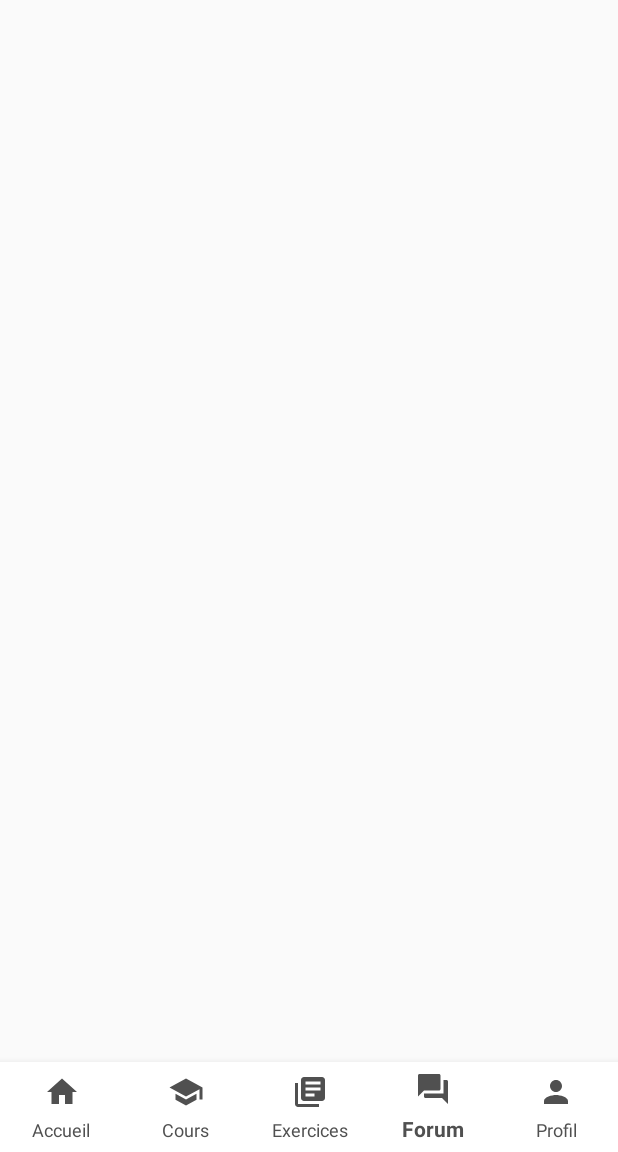
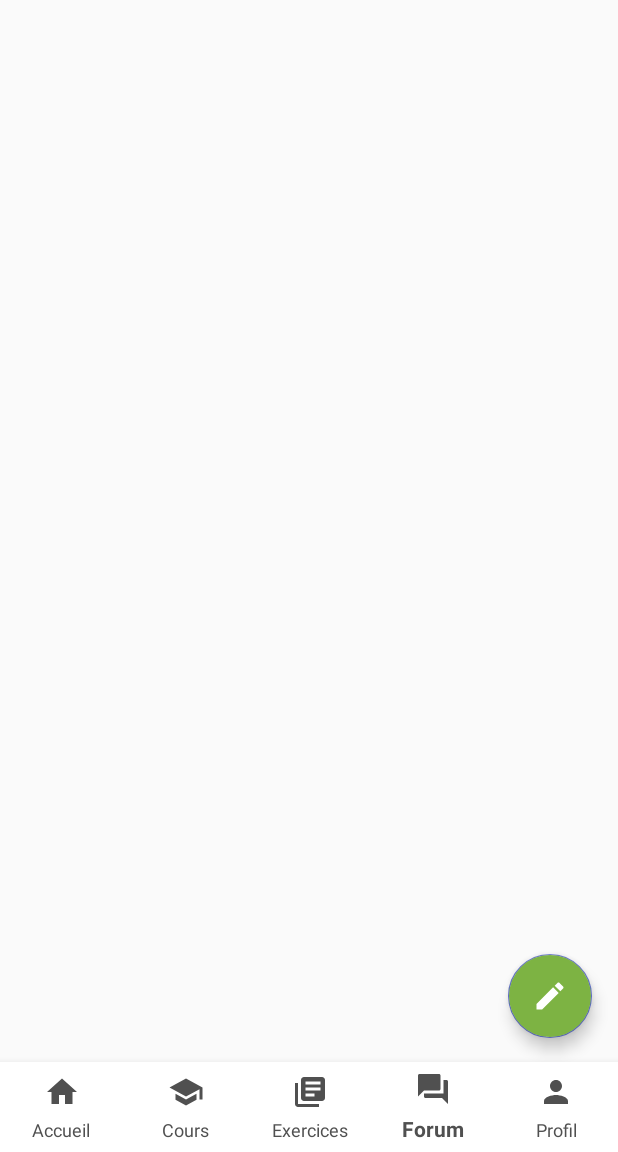
Before and after one commit to MestaouiYassine/ProgrammationC, an Android app: the screen it shows after launch once a user with an empty profile is signed in (HomeActivity), item 4 of the bottom bar chosen, on a phone screen of 412 x 824 dp, the part 84-1236 px from its top. Run offline under Robolectric (Android 15) with nearby library versions, the phone set to English and light mode, and no system bars; our stand-ins replace CircleImageView, Firebase (no records; nobody signed in at launch, a user with empty details on screens opened directly); pictures from the network do not load.

Commit message:
forum halfway there

```diff
--- a/app/build.gradle
+++ b/app/build.gradle
@@ -35,6 +35,7 @@ dependencies {
     implementation 'com.google.firebase:firebase-auth:19.3.1'
     implementation 'com.google.firebase:firebase-database:19.3.0'
     implementation 'com.google.firebase:firebase-storage:19.1.1'
+    implementation 'com.firebaseui:firebase-ui-database:6.2.1'
     implementation 'com.google.android.gms:play-services-auth:18.0.0'
     implementation 'androidx.appcompat:appcompat:1.1.0'
     implementation 'com.google.android.material:material:1.1.0'
--- a/app/src/main/java/com/projet/programmationenc/EditProfileFragment.java
+++ b/app/src/main/java/com/projet/programmationenc/EditProfileFragment.java
@@ -46,6 +46,7 @@ import com.theartofdev.edmodo.cropper.CropImage;
 import java.io.ByteArrayOutputStream;
 import java.io.IOException;
 
+import de.hdodenhof.circleimageview.CircleImageView;
 import retrofit2.Call;
 import retrofit2.Callback;
 import retrofit2.Response;
@@ -57,7 +58,7 @@ public class EditProfileFragment extends Fragment {
     private static final String TAG = "EditProfileFragment";
     private FirebaseUser user;
     private String firstnameedit, lastnameedit;
-    private ImageView imgvavataredit;
+    private CircleImageView imgvavataredit;
     private TextInputLayout edtlastnameedit, edtfirstnameedit;
     private TextView txtvchangeavatar;
     private Button btnconfirmedit;
--- a/app/src/main/java/com/projet/programmationenc/ForumFragment.java
+++ b/app/src/main/java/com/projet/programmationenc/ForumFragment.java
@@ -4,16 +4,33 @@ import android.os.Bundle;
 import android.view.LayoutInflater;
 import android.view.View;
 import android.view.ViewGroup;
+import android.widget.TextView;
 
 import androidx.annotation.NonNull;
 import androidx.annotation.Nullable;
 import androidx.fragment.app.Fragment;
+import androidx.recyclerview.widget.LinearLayoutManager;
 import androidx.recyclerview.widget.RecyclerView;
+
+import com.bumptech.glide.Glide;
+import com.bumptech.glide.request.RequestOptions;
+import com.firebase.ui.database.FirebaseRecyclerAdapter;
+import com.firebase.ui.database.FirebaseRecyclerOptions;
+import com.google.android.material.floatingactionbutton.FloatingActionButton;
+import com.google.firebase.auth.FirebaseAuth;
+import com.google.firebase.auth.FirebaseUser;
+import com.google.firebase.database.FirebaseDatabase;
+import com.google.firebase.database.Query;
+
+import de.hdodenhof.circleimageview.CircleImageView;
 
 public class ForumFragment extends Fragment {
     private RecyclerView rvforum;
-    private RecyclerView.Adapter rvadapter;
     private RecyclerView.LayoutManager rvmanager;
+    private FirebaseRecyclerOptions<Post> options;
+    private FirebaseRecyclerAdapter firebaseRecyclerAdapter;
+    private FloatingActionButton fabpost;
+    private FirebaseUser user;
     @Nullable
     @Override
     public View onCreateView(@NonNull LayoutInflater inflater, @Nullable ViewGroup container, @Nullable Bundle savedInstanceState) {
@@ -25,6 +42,74 @@ public class ForumFragment extends Fragment {
     public void onViewCreated(@NonNull View view, @Nullable Bundle savedInstanceState) {
         super.onViewCreated(view, savedInstanceState);
 
+        user = FirebaseAuth.getInstance().getCurrentUser();
+
+        rvforum = view.findViewById(R.id.rvforum);
+        rvmanager = new LinearLayoutManager(getContext());
+        fabpost = view.findViewById(R.id.fabpost);
+
+        fabpost.setOnClickListener(new View.OnClickListener() {
+            @Override
+            public void onClick(View view) {
+                getActivity().getSupportFragmentManager().beginTransaction().replace(R.id.fragcontainer, new AddPostFragment()).addToBackStack(null).commit();
+            }
+        });
+
+        Query query = FirebaseDatabase.getInstance().getReference().child("Posts");
+        options = new FirebaseRecyclerOptions.Builder<Post>()
+                        .setQuery(query,Post.class)
+                        .build();
+
+        firebaseRecyclerAdapter = new FirebaseRecyclerAdapter<Post,ViewHolderFm>(options) {
+
+            @NonNull
+            @Override
+            public ViewHolderFm onCreateViewHolder(@NonNull ViewGroup parent, int viewType) {
+                View v = LayoutInflater.from(parent.getContext()).inflate(R.layout.cardview_forum,parent,false);
+                ViewHolderFm vhf = new ViewHolderFm(v);
+                return vhf;
+            }
+
+            @Override
+            protected void onBindViewHolder(@NonNull ViewHolderFm holder, int position, @NonNull Post model) {
+                Glide.with(getContext())
+                        .load(model.getStudentAvatar())
+                        .apply(RequestOptions.fitCenterTransform())
+                        .into(holder.civavatarforum);
+                holder.txtvfullnameforum.setText(model.getStudentFullName());
+                holder.txtvquestionforum.setText(model.getQuestionPost());
+                holder.txtvdatePost.setText(model.getDatePost());
+            }
+        };
+
+        rvforum.setAdapter(firebaseRecyclerAdapter);
+        rvforum.setLayoutManager(rvmanager);
 
     }
+
+    public static class ViewHolderFm extends RecyclerView.ViewHolder {
+        public CircleImageView civavatarforum;
+        public TextView txtvfullnameforum,txtvquestionforum,txtvdatePost;
+
+
+        public ViewHolderFm(@NonNull View itemView) {
+            super(itemView);
+            civavatarforum = itemView.findViewById(R.id.civavatarforum);
+            txtvfullnameforum = itemView.findViewById(R.id.txtvfullnameforum);
+            txtvquestionforum = itemView.findViewById(R.id.txtvquestionforum);
+            txtvdatePost = itemView.findViewById(R.id.txtvdatePost);
+        }
+    }
+
+    @Override
+    public void onStart() {
+        super.onStart();
+        firebaseRecyclerAdapter.startListening();
+    }
+
+    @Override
+    public void onStop() {
+        super.onStop();
+        firebaseRecyclerAdapter.stopListening();
+    }
 }
--- a/app/src/main/java/com/projet/programmationenc/HomeActivity.java
+++ b/app/src/main/java/com/projet/programmationenc/HomeActivity.java
@@ -40,6 +40,7 @@ import java.util.List;
 import java.util.Timer;
 import java.util.TimerTask;
 
+import de.hdodenhof.circleimageview.CircleImageView;
 import retrofit2.Call;
 import retrofit2.Callback;
 import retrofit2.Response;
@@ -66,7 +67,7 @@ public class HomeActivity extends AppCompatActivity {
     public List<String> retrievedCompletedStrings = new ArrayList<>();
     public List<String> retrievedCompletedEnumStruct = new ArrayList<>();
     public List<String> retrievedCompletedFiles = new ArrayList<>();
-    private ImageView imgvavatartopnagiv;
+    private CircleImageView imgvavatartopnagiv;
     private DatabaseReference databaseReference;
     private Student S;
 
--- /dev/null
+++ b/app/src/main/res/drawable/ic_baseline_add_24.xml
@@ -0,0 +1,5 @@
+<vector android:height="24dp" android:tint="#FFFFFF"
+    android:viewportHeight="24" android:viewportWidth="24"
+    android:width="24dp" xmlns:android="http://schemas.android.com/apk/res/android">
+    <path android:fillColor="@android:color/white" android:pathData="M19,13h-6v6h-2v-6H5v-2h6V5h2v6h6v2z"/>
+</vector>
--- /dev/null
+++ b/app/src/main/res/drawable/ic_baseline_edit_24.xml
@@ -0,0 +1,5 @@
+<vector android:height="40dp" android:tint="#FFFFFF"
+    android:viewportHeight="24.0" android:viewportWidth="24.0"
+    android:width="40dp" xmlns:android="http://schemas.android.com/apk/res/android">
+    <path android:fillColor="@android:color/white" android:pathData="M3,17.25V21h3.75L17.81,9.94l-3.75,-3.75L3,17.25zM20.71,7.04c0.39,-0.39 0.39,-1.02 0,-1.41l-2.34,-2.34c-0.39,-0.39 -1.02,-0.39 -1.41,0l-1.83,1.83 3.75,3.75 1.83,-1.83z"/>
+</vector>
--- /dev/null
+++ b/app/src/main/res/drawable/ic_baseline_edit_40.xml
@@ -0,0 +1,5 @@
+<vector android:height="40dp" android:tint="#FFFFFF"
+    android:viewportHeight="24" android:viewportWidth="24"
+    android:width="40dp" xmlns:android="http://schemas.android.com/apk/res/android">
+    <path android:fillColor="@android:color/white" android:pathData="M3,17.25V21h3.75L17.81,9.94l-3.75,-3.75L3,17.25zM20.71,7.04c0.39,-0.39 0.39,-1.02 0,-1.41l-2.34,-2.34c-0.39,-0.39 -1.02,-0.39 -1.41,0l-1.83,1.83 3.75,3.75 1.83,-1.83z"/>
+</vector>
--- a/app/src/main/res/layout/fragment_forum.xml
+++ b/app/src/main/res/layout/fragment_forum.xml
@@ -10,4 +10,16 @@
         android:layout_width="match_parent"
         android:layout_height="match_parent"/>
 
+    <com.google.android.material.floatingactionbutton.FloatingActionButton
+        android:id="@+id/fabpost"
+        android:layout_width="wrap_content"
+        android:layout_height="wrap_content"
+        android:layout_marginEnd="16dp"
+        android:layout_marginBottom="16dp"
+        android:backgroundTint="@color/greenadd"
+        android:clickable="true"
+        app:layout_constraintBottom_toBottomOf="parent"
+        app:layout_constraintEnd_toEndOf="parent"
+        app:srcCompat="@drawable/ic_baseline_edit_40" />
+
 </androidx.constraintlayout.widget.ConstraintLayout>
--- a/app/src/main/res/layout/top_navig_header.xml
+++ b/app/src/main/res/layout/top_navig_header.xml
@@ -5,7 +5,6 @@
     android:layout_width="match_parent"
     android:layout_height="176dp"
     android:background="@color/blue"
-    android:orientation="vertical"
     android:padding="16dp"
     android:theme="@style/ThemeOverlay.AppCompat.Dark">
 
--- a/app/src/main/res/menu/top_navig.xml
+++ b/app/src/main/res/menu/top_navig.xml
@@ -1,6 +1,5 @@
 <?xml version="1.0" encoding="utf-8"?>
 <menu xmlns:android="http://schemas.android.com/apk/res/android">
-    <group android:checkableBehavior="single">
         <item
             android:id="@+id/editprofile"
             android:icon="@drawable/ic_edit_gray_24dp"
@@ -20,5 +19,4 @@
             android:id="@+id/signout"
             android:icon="@drawable/ic_exit_to_app_gray_24dp"
             android:title="Se déconnecter" />
-    </group>
 </menu>
--- a/app/src/main/res/values/colors.xml
+++ b/app/src/main/res/values/colors.xml
@@ -21,4 +21,5 @@
     <color name="graycircle">#b5b5b5</color>
     <color name ="green">#00FF00</color>
     <color name ="purple">#926aab</color>
+    <color name = "greenadd">#7db343</color>
 </resources>
```
Also changed, not shown: app/src/main/java/com/projet/programmationenc/AdapterForum.java (deleted, +0 -61 lines), app/src/main/java/com/projet/programmationenc/AddPostFragment.java (added, +128 -0 lines), app/src/main/java/com/projet/programmationenc/CardViewForum.java (deleted, +0 -34 lines), app/src/main/java/com/projet/programmationenc/LoginActivity.java (+35 -15 lines), app/src/main/java/com/projet/programmationenc/Post.java (+25 -6 lines), app/src/main/res/layout/cardview_forum.xml (+11 -7 lines), app/src/main/res/layout/fragment_addpost.xml (added, +88 -0 lines).
